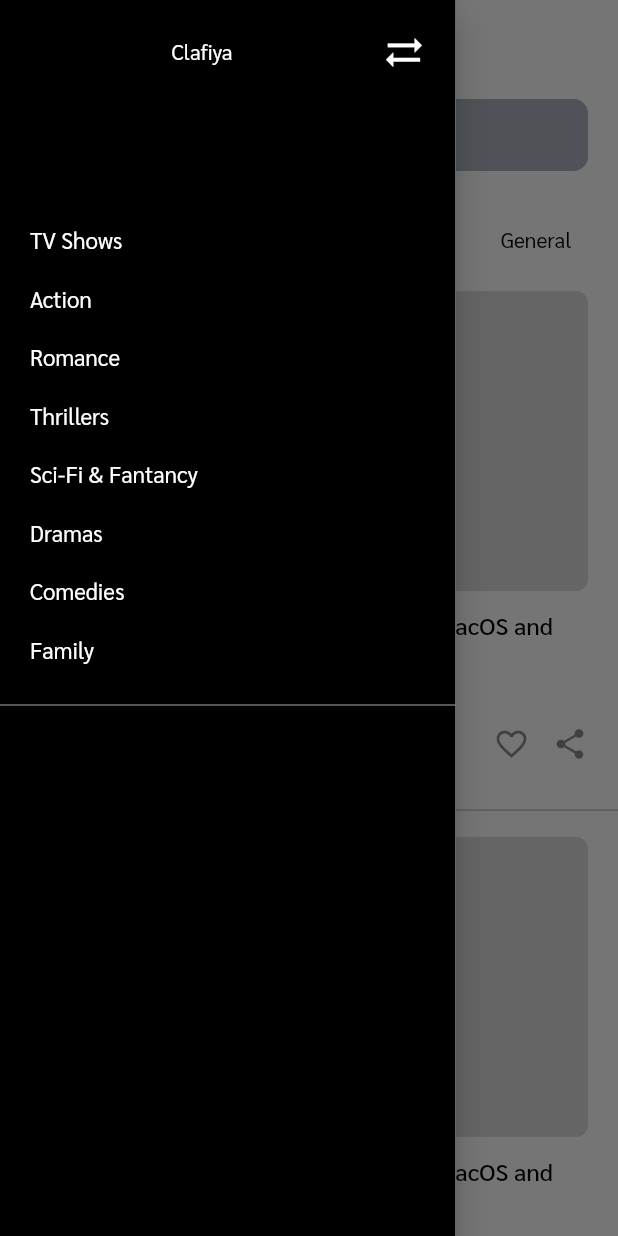
After one commit to kekule15/news_app, a Flutter app: the screen it shows after launch, with the side drawer open, on a phone screen of 412 x 824 dp. The commit adds this screen. Run offline on Flutter 3.47's test engine with Material 2 defaults, Android fonts, the phone set to English and light mode, and no system bars; our stand-ins replace dio, flutter_riverpod, flutter_screenutil, flutter_svg, fluttertoast, get and 1 more.

Commit message:
added news categories

```diff
--- a/newsapp/lib/http/api_manager.dart
+++ b/newsapp/lib/http/api_manager.dart
@@ -1,4 +1,3 @@
-
 import 'package:dio/dio.dart';
 import 'package:flutter/foundation.dart';
 import 'package:flutter_riverpod/flutter_riverpod.dart';
@@ -12,6 +11,7 @@ abstract class ApiManager {
   late Dio dio;
 
   final baseURL = 'http://139.162.208.200:8800/api';
+  final APIKey = '7d1b44c16bb648aba69541617674244b';
   final Reader read;
 
   ApiManager(this.read) {
--- /dev/null
+++ b/newsapp/lib/views/home/drawer.dart
@@ -0,0 +1,133 @@
+import 'package:flutter/material.dart';
+import 'package:flutter_screenutil/flutter_screenutil.dart';
+import 'package:get_storage/get_storage.dart';
+import 'package:get/get.dart';
+import 'package:flutter_riverpod/flutter_riverpod.dart';
+import 'package:newsapp/styles/appColors.dart';
+
+class MyDrawerPage extends ConsumerStatefulWidget {
+  const MyDrawerPage({Key? key}) : super(key: key);
+
+  @override
+  ConsumerState<ConsumerStatefulWidget> createState() => _MyDrawerPageState();
+}
+
+class _MyDrawerPageState extends ConsumerState<MyDrawerPage> {
+  List<String> movieTypes = [
+    'TV Shows',
+    'Action',
+    'Romance',
+    'Thrillers',
+    'Sci-Fi & Fantancy',
+    'Dramas',
+    'Comedies',
+    'Family',
+  ];
+  List<String> subs = [
+    'Settings',
+    'Account',
+    'Help',
+  ];
+  GetStorage box = GetStorage();
+  @override
+  Widget build(BuildContext context) {
+    return SafeArea(
+      child: Drawer(
+        elevation: 10,
+        backgroundColor: AppColors.black,
+        child: Container(
+          width: 300,
+          height: MediaQuery.of(context).size.height,
+          decoration: const BoxDecoration(
+              border:
+                  Border(right: BorderSide(width: 0.4, color: AppColors.gray))),
+          child: Stack(
+            children: [
+              SizedBox(
+                height: 150,
+                child: Column(
+                  children: [
+                    const SizedBox(
+                      height: 20,
+                    ),
+                    Padding(
+                      padding: const EdgeInsets.symmetric(horizontal: 20),
+                      child: Row(
+                        mainAxisAlignment: MainAxisAlignment.end,
+                        children: [
+                          Text(
+                            'Clafiya',
+                            textAlign: TextAlign.center,
+                            style: const TextStyle(color: AppColors.white),
+                          ),
+                          const SizedBox(
+                            width: 100,
+                          ),
+                          InkWell(
+                            onTap: () {
+                              Navigator.of(context).pop();
+                            },
+                            child: Icon(
+                              Icons.sync_alt,
+                              size: 25.w,
+                              color: AppColors.white,
+                            ),
+                          ),
+                          // InkWell(
+                          //   onTap: () {
+                          //     Get.to(() => const SettingsPage());
+                          //   },
+                          //   child: Icon(
+                          //     Icons.settings,
+                          //     size: 25.w,
+                          //     color: AppColors.white,
+                          //   ),
+                          // ),
+                        ],
+                      ),
+                    ),
+                    const SizedBox(
+                      height: 20,
+                    ),
+                  ],
+                ),
+              ),
+              Padding(
+                padding: const EdgeInsets.only(top: 150),
+                child: ListView(
+                  children: [
+                    Padding(
+                      padding: const EdgeInsets.symmetric(horizontal: 20),
+                      child: Column(
+                          crossAxisAlignment: CrossAxisAlignment.start,
+                          children: List.generate(
+                            movieTypes.length,
+                            (index) => Padding(
+                              padding: const EdgeInsets.only(bottom: 20),
+                              child: InkWell(
+                                onTap: () {},
+                                child: Text(
+                                  movieTypes[index],
+                                  style: TextStyle(
+                                      color: AppColors.white, fontSize: 13.sp),
+                                ),
+                              ),
+                            ),
+                          )),
+                    ),
+                    const Divider(
+                      color: AppColors.gray,
+                    ),
+                    const SizedBox(
+                      height: 20,
+                    ),
+                  ],
+                ),
+              ),
+            ],
+          ),
+        ),
+      ),
+    );
+  }
+}
--- a/newsapp/lib/views/home/home_screen.dart
+++ b/newsapp/lib/views/home/home_screen.dart
@@ -1,5 +1,8 @@
 import 'package:flutter/material.dart';
 import 'package:flutter_riverpod/flutter_riverpod.dart';
+import 'package:newsapp/styles/appColors.dart';
+import 'package:newsapp/views/home/drawer.dart';
+import 'package:newsapp/widgets/news_card.dart';
 
 class HomeScreen extends ConsumerStatefulWidget {
   const HomeScreen({Key? key}) : super(key: key);
@@ -9,9 +12,124 @@ class HomeScreen extends ConsumerStatefulWidget {
 }
 
 class _HomeScreenState extends ConsumerState<HomeScreen> {
+  final _scaffoldKey = GlobalKey<ScaffoldState>();
+  void _openMyDrawer() {
+    _scaffoldKey.currentState!.openDrawer();
+  }
 
+  List<String> category = [
+    'General',
+    'Business',
+    'Entertainment',
+    'General',
+    'Health',
+    'Science',
+    'Sports',
+    'Technology'
+  ];
+  int selected = 0;
   @override
   Widget build(BuildContext context) {
-    return Container();
+    return Scaffold(
+      key: _scaffoldKey,
+      drawer: MyDrawerPage(),
+      body: ListView(
+        physics: const BouncingScrollPhysics(),
+        children: [
+          const SizedBox(
+            height: 20,
+          ),
+          const Text(
+            'Clafiya News',
+            textAlign: TextAlign.center,
+            style: TextStyle(fontSize: 20, fontWeight: FontWeight.bold),
+          ),
+          const SizedBox(
+            height: 20,
+          ),
+          Padding(
+            padding: const EdgeInsets.symmetric(horizontal: 20),
+            child: TextFormField(
+              decoration: InputDecoration(
+                contentPadding: EdgeInsets.all(10),
+                fillColor: AppColors.unselectedTabIndicator,
+                focusColor: AppColors.primary,
+                filled: true,
+                enabledBorder: OutlineInputBorder(
+                    borderRadius: BorderRadius.circular(10.0),
+                    borderSide: const BorderSide(
+                        color: AppColors.unselectedTabIndicator)),
+                focusedBorder: OutlineInputBorder(
+                    borderRadius: BorderRadius.circular(10.0),
+                    borderSide: const BorderSide(
+                        color: AppColors.unselectedTabIndicator)),
+                hintText: 'Search...',
+                prefixIcon: const Icon(
+                  Icons.search,
+                  color: AppColors.termsTextColor,
+                ),
+              ),
+            ),
+          ),
+          const SizedBox(
+            height: 20,
+          ),
+          SizedBox(
+            height: 50,
+            child: ListView.builder(
+                padding: EdgeInsets.only(left: 20),
+                shrinkWrap: true,
+                scrollDirection: Axis.horizontal,
+                physics: BouncingScrollPhysics(),
+                itemCount: category.length,
+                itemBuilder: ((context, index) {
+                  return Padding(
+                    padding: const EdgeInsets.all(8.0),
+                    child: InkWell(
+                      onTap: () {
+                        setState(() {
+                          selected = index;
+                        });
+                      },
+                      child: Container(
+                        decoration: BoxDecoration(
+                          color: selected == index
+                              ? AppColors.primary
+                              : AppColors.white,
+                          borderRadius: BorderRadius.circular(5),
+                        ),
+                        child: Center(
+                          child: Padding(
+                            padding: const EdgeInsets.symmetric(
+                                horizontal: 10, vertical: 2),
+                            child: Text(
+                              category[index],
+                              style: TextStyle(
+                                color: selected == index
+                                    ? AppColors.white
+                                    : AppColors.black,
+                              ),
+                            ),
+                          ),
+                        ),
+                      ),
+                    ),
+                  );
+                })),
+          ),
+          ListView.builder(
+              itemCount: 10,
+              scrollDirection: Axis.vertical,
+              shrinkWrap: true,
+              physics: NeverScrollableScrollPhysics(),
+              itemBuilder: ((context, index) {
+                return Padding(
+                  padding: const EdgeInsets.only(top: 10),
+                  child: NewsCardWidget(),
+                );
+              }))
+        ],
+      ),
+    );
   }
 }
--- a/newsapp/lib/views/splash_screen.dart
+++ b/newsapp/lib/views/splash_screen.dart
@@ -1,4 +1,3 @@
-
 import 'package:flutter/animation.dart';
 import 'package:flutter/material.dart';
 import 'package:flutter/widgets.dart';
@@ -43,7 +42,6 @@ class _SplashViewState extends ConsumerState<SplashView>
     super.initState();
   }
 
-
   @override
   void dispose() {
     _controller.dispose();
@@ -65,9 +63,20 @@ class _SplashViewState extends ConsumerState<SplashView>
                       : (_time!.value >= 14 && _time!.value < 19.8)
                           ? 1.0
                           : 0.0,
-                  duration: const Duration(milliseconds: 500),
-                  child: ImageWidget(
-                      asset: (_time!.value <= 14) ? newsIcon : newsIcon),
+                  duration: const Duration(milliseconds: 600),
+                  child: Column(
+                    mainAxisAlignment: MainAxisAlignment.center,
+                    crossAxisAlignment: CrossAxisAlignment.center,
+                    children: [
+                      ImageWidget(
+                          asset: (_time!.value <= 14) ? newsIcon : newsIcon),
+                    const  Text(
+                        'Clafiya News',
+                        style: TextStyle(
+                            fontSize: 17, fontWeight: FontWeight.bold),
+                      ),
+                    ],
+                  ),
                 ),
               );
             }));
--- /dev/null
+++ b/newsapp/lib/widgets/news_card.dart
@@ -0,0 +1,80 @@
+import 'package:flutter/material.dart';
+import 'package:flutter_riverpod/flutter_riverpod.dart';
+import 'package:newsapp/styles/appColors.dart';
+
+class NewsCardWidget extends ConsumerWidget {
+  const NewsCardWidget({Key? key}) : super(key: key);
+
+  @override
+  Widget build(BuildContext context, WidgetRef ref) {
+    return Column(children: [
+      Padding(
+        padding: const EdgeInsets.symmetric(horizontal: 20),
+        child: Container(
+          height: 200,
+          width: MediaQuery.of(context).size.width,
+          decoration: BoxDecoration(
+              borderRadius: BorderRadius.circular(8),
+              color: AppColors.gray.withOpacity(0.4)),
+        ),
+      ),
+      const SizedBox(
+        height: 5,
+      ),
+      const Padding(
+        padding: EdgeInsets.symmetric(horizontal: 20),
+        child: ListTile(
+          contentPadding: EdgeInsets.all(0),
+          horizontalTitleGap: 0,
+          title: Text(
+            'Google announces Flutter 3, now with macOS and Linus desktop suport',
+            style:
+                TextStyle(color: AppColors.black, fontWeight: FontWeight.w500),
+          ),
+        ),
+      ),
+      const SizedBox(
+        height: 5,
+      ),
+      Padding(
+        padding: const EdgeInsets.symmetric(horizontal: 20),
+        child: ListTile(
+          horizontalTitleGap: 5,
+          minLeadingWidth: 0,
+          minVerticalPadding: 0,
+          contentPadding: EdgeInsets.all(0),
+          title: const Text(
+            'Level up Coding',
+            style: TextStyle(fontSize: 15),
+          ),
+          subtitle: const Text(
+            '2022:04:23',
+            style: TextStyle(
+              fontSize: 15,
+            ),
+          ),
+          trailing: SizedBox(
+            width: 100,
+            child: Row(
+              mainAxisAlignment: MainAxisAlignment.end,
+              children: const [
+                Icon(
+                  Icons.favorite_border,
+                ),
+                SizedBox(
+                  width: 15,
+                ),
+                Icon(
+                  Icons.share,
+                )
+              ],
+            ),
+          ),
+        ),
+      ),
+    const  Divider(
+        color: AppColors.gray,
+      )
+    ]);
+  }
+}
```
Also changed, not shown: 4 other files.
